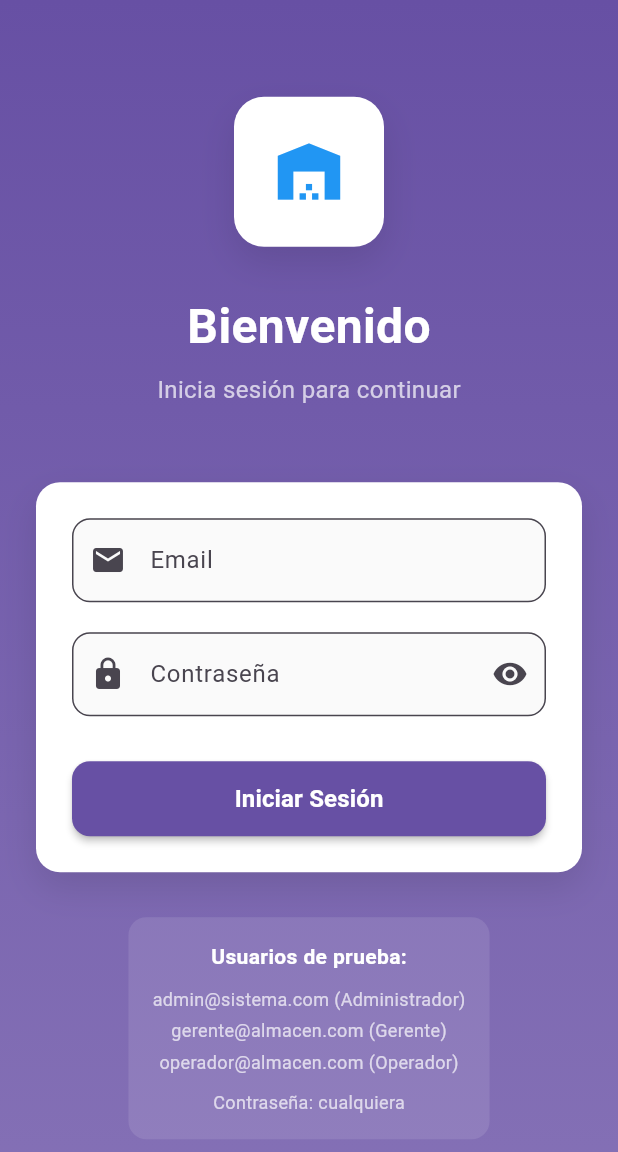
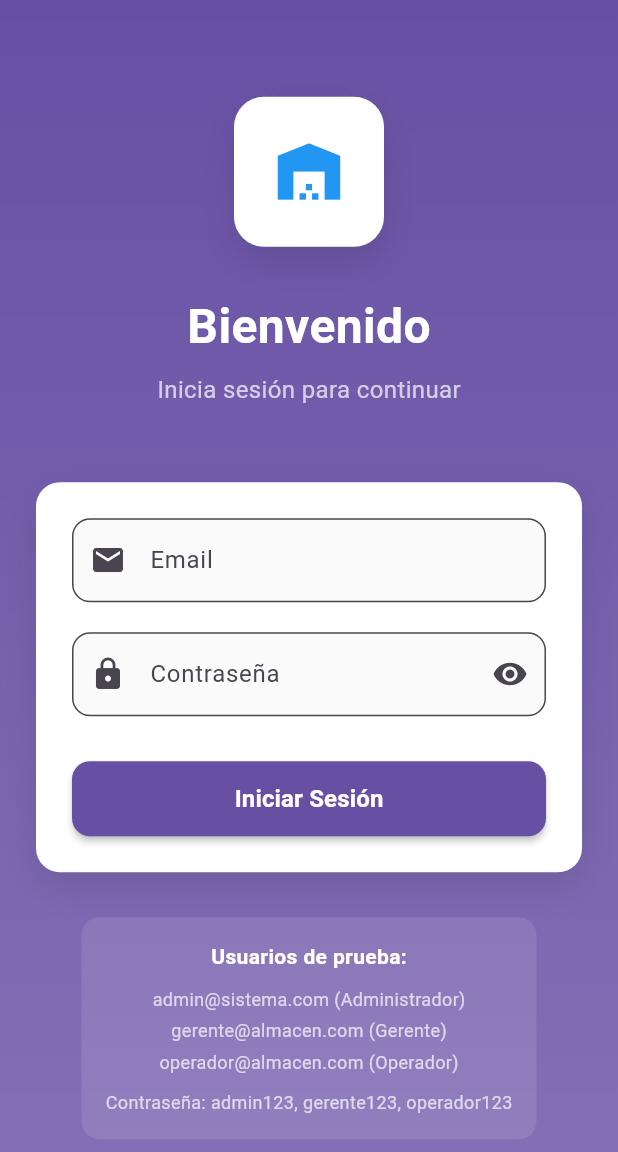
Before and after one commit to Sergio-Al/flutter-gestion-almacen-clean, a Flutter app: the screen it shows after launch, on a phone screen of 412 x 824 dp. Shown: the top 1152 px of the screen. Run offline on Flutter 3.47's test engine with Material 3 defaults, Android fonts, the phone set to English and light mode, and no system bars; our stand-ins replace dartz, flutter_riverpod, image_picker, shared_preferences, sqflite; accounts and stored records are empty.

Commit message:
Feat: login y gestion de lotes

```diff
--- a/lib/presentation/pages/auth/login_page.dart
+++ b/lib/presentation/pages/auth/login_page.dart
@@ -250,7 +250,7 @@ class _LoginPageState extends ConsumerState<LoginPage> {
                         _buildTestUser('operador@almacen.com', 'Operador'),
                         const SizedBox(height: 8),
                         const Text(
-                          'Contraseña: cualquiera',
+                          'Contraseña: admin123, gerente123, operador123',
                           style: TextStyle(
                             color: Colors.white70,
                             fontSize: 12,
--- a/lib/presentation/pages/inventory/batch_management_page.dart
+++ b/lib/presentation/pages/inventory/batch_management_page.dart
@@ -579,7 +579,7 @@ class _BatchManagementPageState extends ConsumerState<BatchManagementPage>
           Colors.red,
         ),
         _buildAnalyticsCard(
-          'Lotes Cerca de Expirar',
+          'Por Expirar',
           nearExpiryBatches.toString(),
           Icons.warning,
           Colors.orange,
@@ -600,13 +600,14 @@ class _BatchManagementPageState extends ConsumerState<BatchManagementPage>
         child: Column(
           mainAxisAlignment: MainAxisAlignment.center,
           children: [
-            Icon(icon, color: color, size: 32),
+            Icon(icon, color: color, size: 20),
             const SizedBox(height: 8),
             Text(
               value,
               style: Theme.of(context).textTheme.headlineSmall?.copyWith(
                 fontWeight: FontWeight.bold,
                 color: color,
+                fontSize: 18
               ),
             ),
             Text(
```
